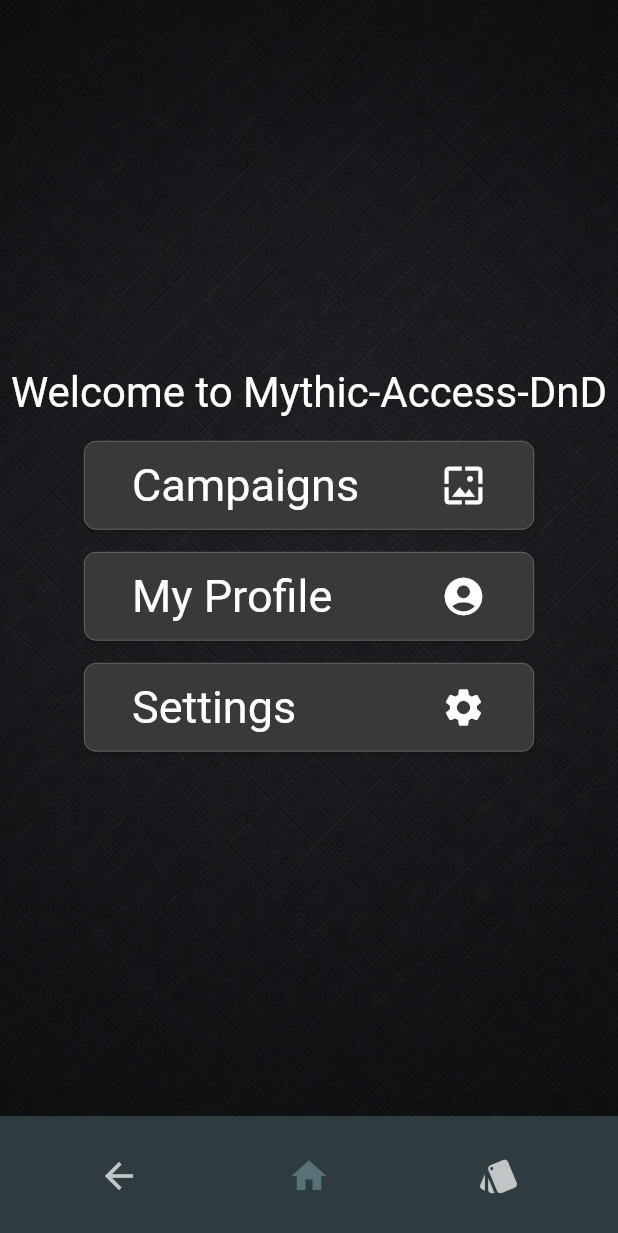
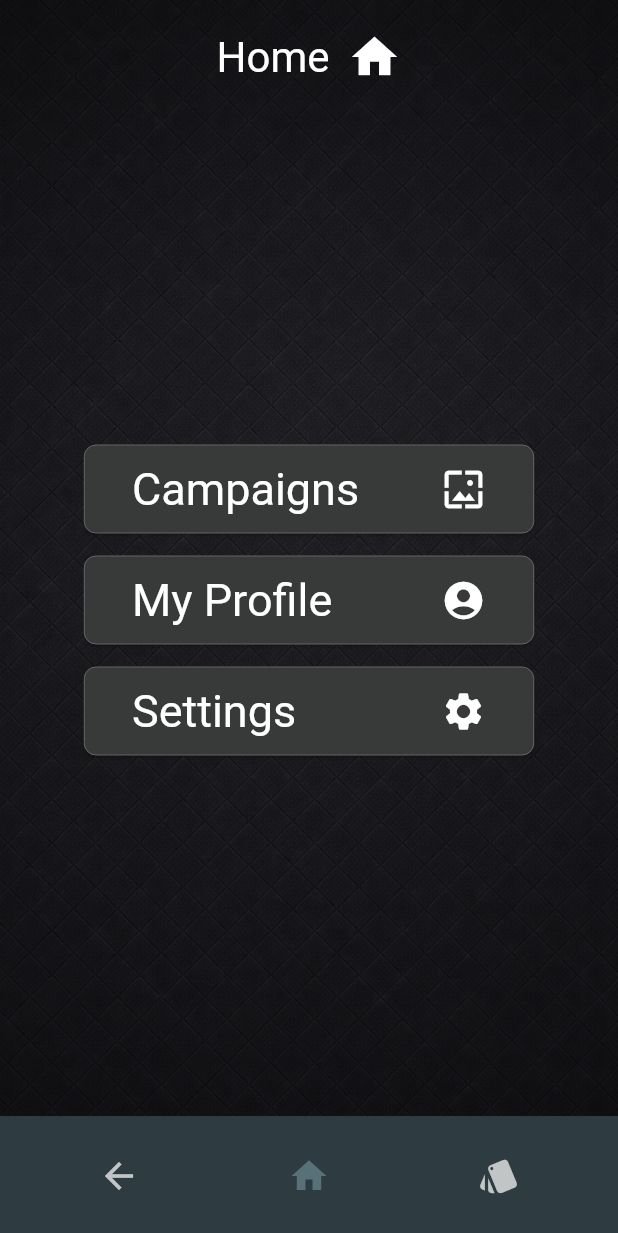
Before and after one commit to jensma89/mythic-access-frontend, a Flutter app: the StartPage screen opened by its route, on a phone screen of 412 x 824 dp. Shown: the top 1233 px of the screen. Run offline on Flutter 3.47's test engine with Material 3 defaults, Android fonts, the phone set to English and light mode, and no system bars.

Commit message:
Add better focus highlighting and semantics

```diff
--- a/lib/pages/start_page.dart
+++ b/lib/pages/start_page.dart
@@ -1,6 +1,7 @@
 // start_page.dart
 
 import 'package:flutter/material.dart';
+import 'package:mythic_access_frontend/components/adaptive_scaffold.dart';
 import 'package:mythic_access_frontend/components/button.dart';
 import '../components/app_dark_background.dart';
 import '../components/nav_bar.dart';
@@ -11,38 +12,39 @@ class StartPage extends StatelessWidget {
   @override
   Widget build(BuildContext context) {
     return AppDarkBackground(
-      child: Scaffold(
-        backgroundColor: Colors.transparent,
-
-        // Adaptive navigation bar for desktop/web
-        appBar: AdaptiveNavBar(
+      child: AdaptiveScaffold(
         activeItem: NavItem.home,
-          onBack: () => Navigator.of(context).maybePop(),
-          onHome: () {},
-          onToggleCard: () {
-            print('Toggle card visibility');
-          },
+        homeRedirect: false,
+        body: Center(
+          child: Column(
+            crossAxisAlignment: CrossAxisAlignment.center,
+            children: [
+              // Title - top
+              Padding(
+                padding: const EdgeInsets.only(top: 20),
+                child: Row(
+                  mainAxisSize: MainAxisSize.min,
+                  crossAxisAlignment: CrossAxisAlignment.center,
+                  children: [
+                    Text(
+                      'Home',
+                      style: Theme.of(context).textTheme.headlineMedium,
+                      semanticsLabel: 'Your home page',
+                    ),
+                    const SizedBox(width: 12),
+                    ExcludeSemantics(child: Icon(Icons.home, size: 36)),
+                  ],
+                ),
               ),
 
-        // Adaptive navigation bar for mobile
-        bottomNavigationBar: AdaptiveBottomNavBar(
-          activeItem: NavItem.home,
-          onBack: () => Navigator.of(context).maybePop(),
-          onHome: () {},
-          onToggleCard: () {
-            print('Toggle card visibility');
-          },
-        ),
+              // Put the buttons in the middle
+              const Spacer(),
 
-        body: Center(
-          child: Column(
-            mainAxisSize: MainAxisSize.min,
+              // Button block
+              Column(
+                crossAxisAlignment: CrossAxisAlignment.center,
                 children: [
-              Text(
-                'Welcome to Mythic-Access-DnD',
-                style: Theme.of(context).textTheme.headlineMedium,
-              ),
-              const SizedBox(height: 15),
+                  // Campaigns button >> campaigns page
                   AppButton(
                     text: 'Campaigns',
                     semanticsLabel: 'Go to your campaigns.',
@@ -51,7 +53,10 @@ class StartPage extends StatelessWidget {
                       print('Campaign button pressed.');
                     },
                   ),
+
                   const SizedBox(height: 15),
+
+                  // My Profile button >> user me page
                   AppButton(
                     text: 'My Profile',
                     semanticsLabel: 'My profile.',
@@ -60,7 +65,10 @@ class StartPage extends StatelessWidget {
                       print('My My profile button pressed.');
                     },
                   ),
+
                   const SizedBox(height: 15),
+
+                  // Settings button >> go to settings menu
                   AppButton(
                     text: 'Settings',
                     semanticsLabel: 'Settings.',
@@ -71,6 +79,9 @@ class StartPage extends StatelessWidget {
                   ),
                 ],
               ),
+              const Spacer(),
+            ],
+          ),
         ),
       ),
     );
--- a/lib/theme/dark_theme.dart
+++ b/lib/theme/dark_theme.dart
@@ -26,7 +26,7 @@ ThemeData darkTheme = ThemeData(
     labelLarge: TextStyle(fontSize: 26),
   ),
 
-  // Textfield & input dark design
+  // Text field & input dark design
   inputDecorationTheme: InputDecorationTheme(
     filled: true,
     fillColor: Color.fromRGBO(46, 60, 65, 1.0),
@@ -44,14 +44,14 @@ ThemeData darkTheme = ThemeData(
 
     enabledBorder: OutlineInputBorder(
       borderRadius: BorderRadius.circular(8),
-      borderSide: const BorderSide(color: Colors.grey, width: 0.5),
+      borderSide: const BorderSide(color: Colors.grey, width: 1.0),
     ),
 
     focusedBorder: OutlineInputBorder(
       borderRadius: BorderRadius.circular(8),
       borderSide: const BorderSide(
-        color: Color.fromRGBO(88, 112, 120, 1.0),
-        width: 1.2,
+        color: Color.fromRGBO(206, 154, 17, 1.0),
+        width: 2.0,
       ),
     ),
 
@@ -66,15 +66,33 @@ ThemeData darkTheme = ThemeData(
 
   // AppButton dark design
   elevatedButtonTheme: ElevatedButtonThemeData(
-    style: ElevatedButton.styleFrom(
-      backgroundColor: Color.fromRGBO(56, 57, 57, 1.0),
-      foregroundColor: Colors.white,
-      minimumSize: const Size(200, 50), // min size of the app button
-      maximumSize: const Size(300, 70), // max size of the app button
-      padding: const EdgeInsets.symmetric(horizontal: 24, vertical: 12),
-      textStyle: const TextStyle(fontSize: 30),
-      shape: RoundedRectangleBorder(borderRadius: BorderRadius.circular(8)),
-      side: const BorderSide(color: Colors.grey, width: 0.3),
+    style: ButtonStyle(
+      backgroundColor: WidgetStateProperty.resolveWith<Color>((states) {
+        if (states.contains(WidgetState.pressed)) {
+          return Color.fromRGBO(70, 70, 70, 1.0);
+        }
+        return Color.fromRGBO(56, 57, 57, 1.0);
+      }),
+      foregroundColor: WidgetStateProperty.all(Colors.white),
+      minimumSize: WidgetStateProperty.all(const Size(200, 50)),
+      maximumSize: WidgetStateProperty.all(const Size(300, 70)),
+      padding: WidgetStateProperty.all(
+        const EdgeInsets.symmetric(horizontal: 24, vertical: 12),
+      ),
+      textStyle: WidgetStateProperty.all(const TextStyle(fontSize: 30)),
+      shape: WidgetStateProperty.resolveWith<OutlinedBorder>((states) {
+        if (states.contains(WidgetState.focused) ||
+            states.contains(WidgetState.hovered)) {
+          return RoundedRectangleBorder(
+            borderRadius: BorderRadius.circular(8),
+            side: const BorderSide(color: Color(0xFFFFD54F), width: 2.0),
+          );
+        }
+        return RoundedRectangleBorder(
+          borderRadius: BorderRadius.circular(8),
+          side: const BorderSide(color: Colors.grey, width: 0.3),
+        );
+      }),
     ),
   ),
 
```
Lines whose indentation alone changed are shown as unchanged.
